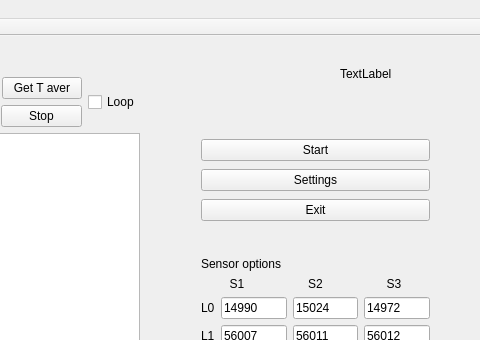
Above: GUI_for_CHAI/mainwindow.ui from CrinitusFeles/CAN-BUS-GUI before the change; both pictures show x 700 to 1180 and y 0 to 340 of the 1180 by 810 pixel window. Below: the same form after it.
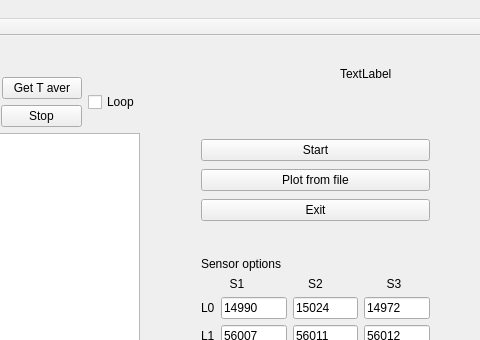
That is the form after the change.

```diff
--- a/GUI_for_CHAI/mainwindow.ui
+++ b/GUI_for_CHAI/mainwindow.ui
@@ -60,7 +60,7 @@
      <item>
       <widget class="QPushButton" name="SettingsButton">
        <property name="text">
-        <string>Settings</string>
+        <string>Plot from file</string>
        </property>
       </widget>
      </item>
```
